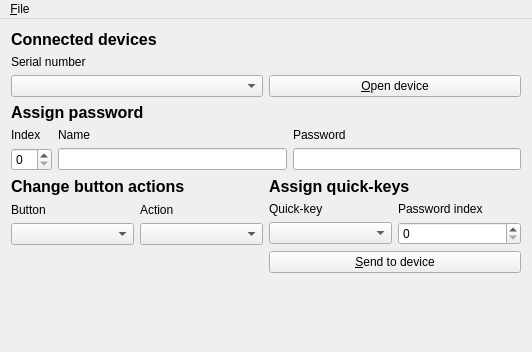
Old version of the form sw/desktop/usbpass-gui/mainwindow.ui in the repository jnwatts/USBPass.
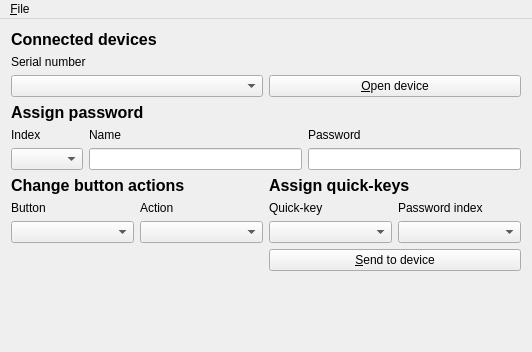
New version of the form.

Patch:
```diff
--- a/sw/desktop/usbpass-gui/mainwindow.ui
+++ b/sw/desktop/usbpass-gui/mainwindow.ui
@@ -67,9 +67,6 @@
       <property name="topMargin">
        <number>0</number>
       </property>
-      <item row="2" column="1">
-       <widget class="QSpinBox" name="sbQKIndex"/>
-      </item>
       <item row="1" column="1">
        <widget class="QLabel" name="label_10">
         <property name="text">
@@ -107,6 +104,9 @@
         </property>
        </widget>
       </item>
+      <item row="2" column="1">
+       <widget class="QComboBox" name="cbQKIndex"/>
+      </item>
      </layout>
     </item>
     <item row="1" column="0" colspan="2">
@@ -117,9 +117,6 @@
       <item row="2" column="1">
        <widget class="QLineEdit" name="tKeyName"/>
       </item>
-      <item row="2" column="0">
-       <widget class="QSpinBox" name="sbKeyIndex"/>
-      </item>
       <item row="1" column="2">
        <widget class="QLabel" name="label_6">
         <property name="text">
@@ -164,6 +161,9 @@
         </property>
        </widget>
       </item>
+      <item row="2" column="0">
+       <widget class="QComboBox" name="cbKeyIndex"/>
+      </item>
      </layout>
     </item>
     <item row="6" column="0" colspan="2">
```
Left out of the diff: 10 changed lines with no effect on the pictures.
